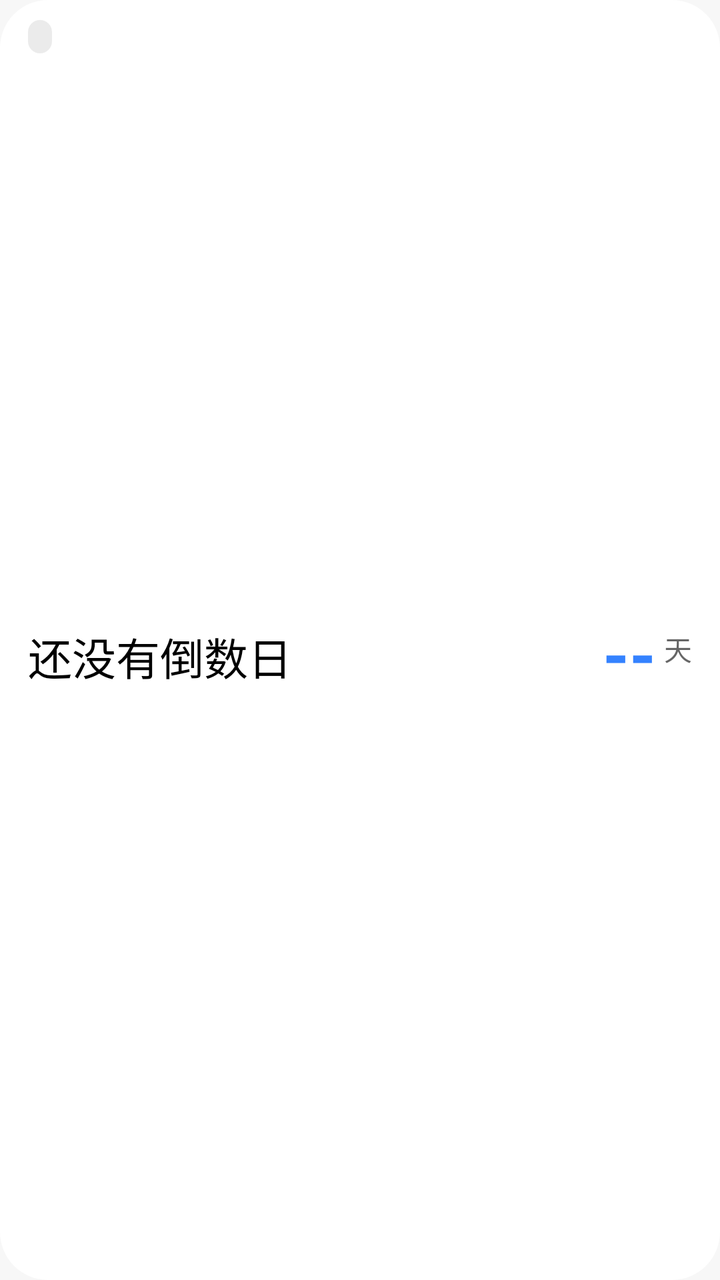
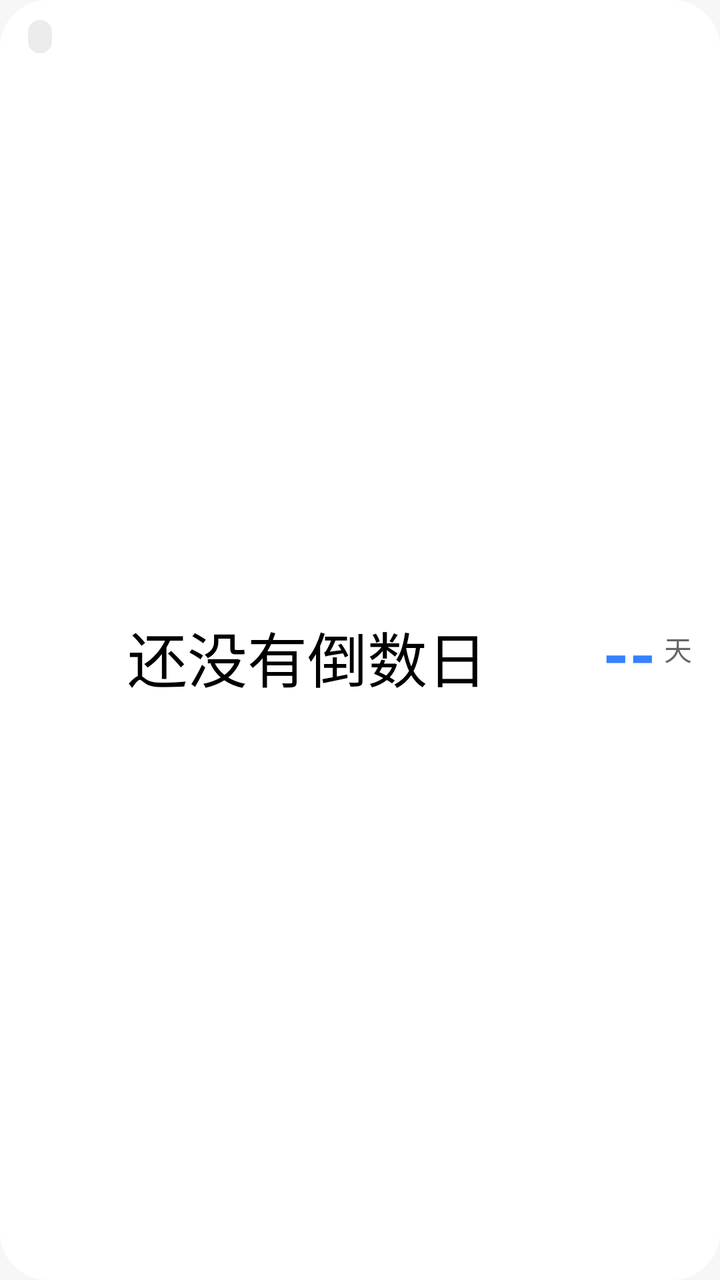

The first picture is an Android layout as it rendered before a commit; the second is the same layout after the commit. The layout source and the unified diff follow.
<!-- AndroidManifest.xml: application theme Theme.HyperMatter -->
<!-- res/layout/widget_minimal.xml -->
<?xml version="1.0" encoding="utf-8"?>
<LinearLayout xmlns:android="http://schemas.android.com/apk/res/android"
    android:id="@+id/widget_root"
    android:layout_width="match_parent"
    android:layout_height="match_parent"
    android:background="@drawable/widget_bg"
    android:orientation="vertical"
    android:paddingStart="14dp"
    android:paddingTop="10dp"
    android:paddingEnd="14dp"
    android:paddingBottom="10dp">

    <TextView
        android:id="@+id/widget_tag"
        android:layout_width="wrap_content"
        android:layout_height="wrap_content"
        android:background="@drawable/widget_tag_bg"
        android:paddingStart="6dp"
        android:paddingTop="1dp"
        android:paddingEnd="6dp"
        android:paddingBottom="2dp"
        android:text=""
        android:textColor="@color/widget_text_secondary"
        android:textSize="10sp" />

    <LinearLayout
        android:layout_width="match_parent"
        android:layout_height="0dp"
        android:layout_weight="1"
        android:gravity="center_vertical"
        android:orientation="horizontal">

        <TextView
            android:id="@+id/widget_title"
            android:layout_width="0dp"
            android:layout_height="wrap_content"
            android:layout_marginEnd="8dp"
            android:layout_weight="1"
            android:ellipsize="end"
            android:fontFamily="sans-serif-medium"
            android:maxLines="1"
            android:text="@string/widget_empty_title"
            android:textColor="@color/widget_text_primary"
            android:textSize="22sp" />

        <TextView
            android:id="@+id/widget_days"
            android:layout_width="wrap_content"
            android:layout_height="wrap_content"
            android:fontFamily="sans-serif"
            android:includeFontPadding="false"
            android:text="--"
            android:textColor="@color/widget_accent"
            android:textSize="34sp"
            android:textStyle="bold" />

        <TextView
            android:id="@+id/widget_days_unit"
            android:layout_width="wrap_content"
            android:layout_height="wrap_content"
            android:layout_marginStart="4dp"
            android:layout_marginBottom="4dp"
            android:text="天"
            android:textColor="@color/widget_text_secondary"
            android:textSize="14sp" />
    </LinearLayout>
</LinearLayout>
<!-- resources referenced by this layout -->
<resources>
  <color name="widget_accent">#FF3482FF</color>
  <color name="widget_text_primary">#FF000000</color>
  <color name="widget_text_secondary">#99000000</color>
  <!-- drawable widget_bg (drawable) -->
  <?xml version="1.0" encoding="utf-8"?>
  <shape xmlns:android="http://schemas.android.com/apk/res/android">
      <solid android:color="@color/widget_bg" />
      <corners android:radius="24dp" />
  </shape>
  <!-- drawable widget_tag_bg (drawable) -->
  <?xml version="1.0" encoding="utf-8"?>
  <shape xmlns:android="http://schemas.android.com/apk/res/android"
      android:shape="rectangle">
      <solid android:color="@color/widget_tag_bg" />
      <corners android:radius="10dp" />
  </shape>
  <string name="widget_empty_title">还没有倒数日</string>
  <style name="Theme.HyperMatter" parent="android:Theme.Material.NoActionBar">
          <item name="android:statusBarColor">@android:color/transparent</item>
          <item name="android:windowLightStatusBar">true</item>
          <item name="android:navigationBarColor">@android:color/transparent</item>
          
          <item name="android:windowBackground">#FFF7F7F7</item>
          <item name="android:windowSplashScreenBackground">#FFF7F7F7</item>
      </style>
  <color name="widget_bg">#FFFFFFFF</color>
  <color name="widget_tag_bg">#14000000</color>
</resources>

<!-- the commit's change to res/layout/widget_minimal.xml (unified diff, before → after) -->
@@ -38,10 +38,11 @@
             android:layout_weight="1"
             android:ellipsize="end"
             android:fontFamily="sans-serif-medium"
+            android:gravity="center"
             android:maxLines="1"
             android:text="@string/widget_empty_title"
             android:textColor="@color/widget_text_primary"
-            android:textSize="22sp" />
+            android:textSize="30sp" />
 
         <TextView
             android:id="@+id/widget_days"
